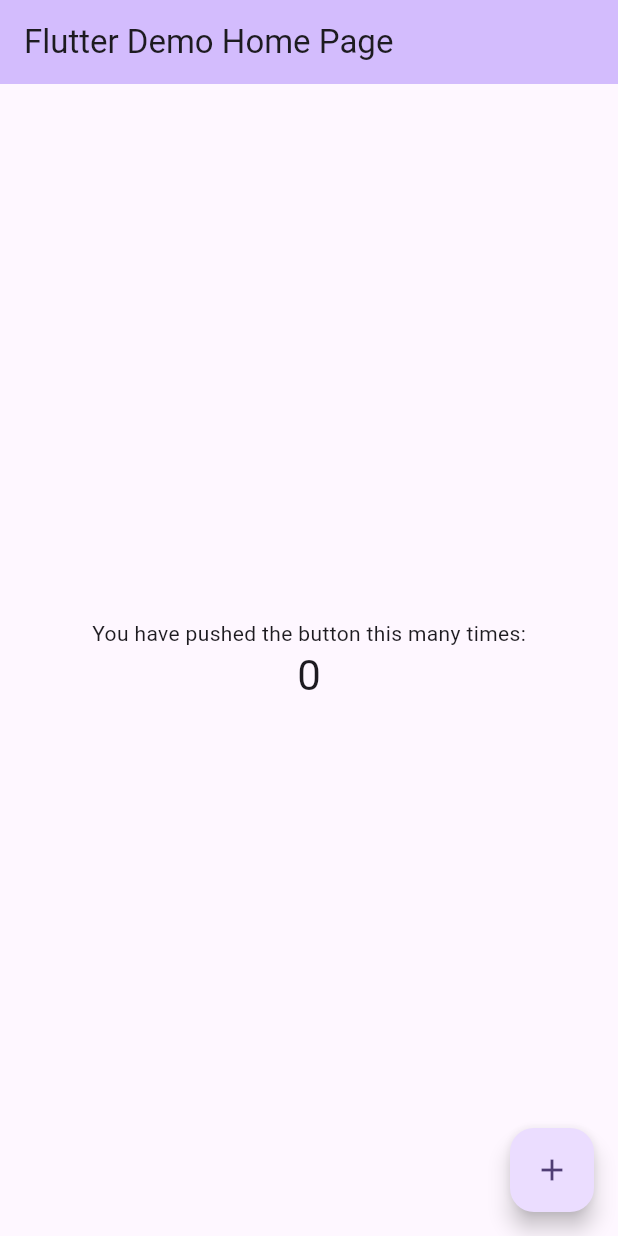
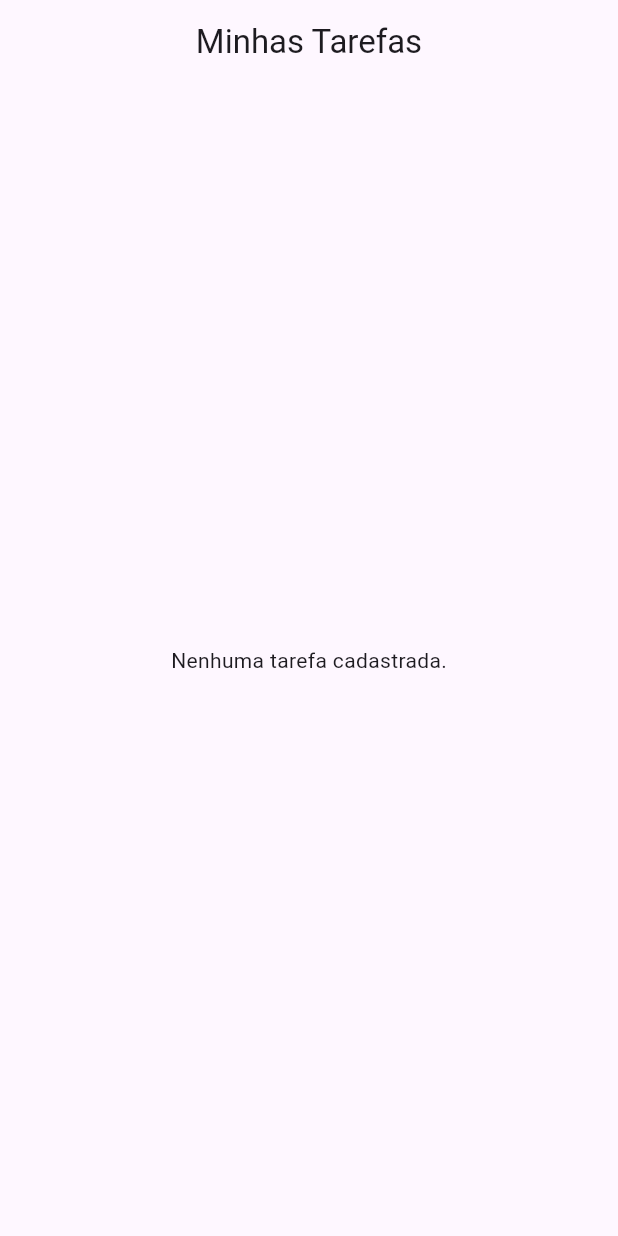
Before and after one commit to fgdamasceno/task-manager-flutter, a Flutter app: the screen it shows after launch, on a phone screen of 412 x 824 dp. Run offline on Flutter 3.47's test engine with Material 3 defaults, Android fonts, the phone set to English and light mode, and no system bars.

Commit message:
feat: implement basic home page structure

```diff
--- a/lib/main.dart
+++ b/lib/main.dart
@@ -1,122 +1,30 @@
 import 'package:flutter/material.dart';
 
 void main() {
-  runApp(const MyApp());
+  runApp(const TaskApp());
 }
 
-class MyApp extends StatelessWidget {
-  const MyApp({super.key});
+class TaskApp extends StatelessWidget {
+  const TaskApp({super.key});
 
-  // This widget is the root of your application.
   @override
   Widget build(BuildContext context) {
     return MaterialApp(
-      title: 'Flutter Demo',
-      theme: ThemeData(
-        // This is the theme of your application.
-        //
-        // TRY THIS: Try running your application with "flutter run". You'll see
-        // the application has a purple toolbar. Then, without quitting the app,
-        // try changing the seedColor in the colorScheme below to Colors.green
-        // and then invoke "hot reload" (save your changes or press the "hot
-        // reload" button in a Flutter-supported IDE, or press "r" if you used
-        // the command line to start the app).
-        //
-        // Notice that the counter didn't reset back to zero; the application
-        // state is not lost during the reload. To reset the state, use hot
-        // restart instead.
-        //
-        // This works for code too, not just values: Most code changes can be
-        // tested with just a hot reload.
-        colorScheme: .fromSeed(seedColor: Colors.deepPurple),
-      ),
-      home: const MyHomePage(title: 'Flutter Demo Home Page'),
+      title: 'Task Manager',
+      theme: ThemeData(primarySwatch: Colors.blue, useMaterial3: true),
+      home: const HomePage(),
     );
   }
 }
 
-class MyHomePage extends StatefulWidget {
-  const MyHomePage({super.key, required this.title});
-
-  // This widget is the home page of your application. It is stateful, meaning
-  // that it has a State object (defined below) that contains fields that affect
-  // how it looks.
-
-  // This class is the configuration for the state. It holds the values (in this
-  // case the title) provided by the parent (in this case the App widget) and
-  // used by the build method of the State. Fields in a Widget subclass are
-  // always marked "final".
-
-  final String title;
-
-  @override
-  State<MyHomePage> createState() => _MyHomePageState();
-}
-
-class _MyHomePageState extends State<MyHomePage> {
-  int _counter = 0;
-
-  void _incrementCounter() {
-    setState(() {
-      // This call to setState tells the Flutter framework that something has
-      // changed in this State, which causes it to rerun the build method below
-      // so that the display can reflect the updated values. If we changed
-      // _counter without calling setState(), then the build method would not be
-      // called again, and so nothing would appear to happen.
-      _counter++;
-    });
-  }
+class HomePage extends StatelessWidget {
+  const HomePage({super.key});
 
   @override
   Widget build(BuildContext context) {
-    // This method is rerun every time setState is called, for instance as done
-    // by the _incrementCounter method above.
-    //
-    // The Flutter framework has been optimized to make rerunning build methods
-    // fast, so that you can just rebuild anything that needs updating rather
-    // than having to individually change instances of widgets.
     return Scaffold(
-      appBar: AppBar(
-        // TRY THIS: Try changing the color here to a specific color (to
-        // Colors.amber, perhaps?) and trigger a hot reload to see the AppBar
-        // change color while the other colors stay the same.
-        backgroundColor: Theme.of(context).colorScheme.inversePrimary,
-        // Here we take the value from the MyHomePage object that was created by
-        // the App.build method, and use it to set our appbar title.
-        title: Text(widget.title),
-      ),
-      body: Center(
-        // Center is a layout widget. It takes a single child and positions it
-        // in the middle of the parent.
-        child: Column(
-          // Column is also a layout widget. It takes a list of children and
-          // arranges them vertically. By default, it sizes itself to fit its
-          // children horizontally, and tries to be as tall as its parent.
-          //
-          // Column has various properties to control how it sizes itself and
-          // how it positions its children. Here we use mainAxisAlignment to
-          // center the children vertically; the main axis here is the vertical
-          // axis because Columns are vertical (the cross axis would be
-          // horizontal).
-          //
-          // TRY THIS: Invoke "debug painting" (choose the "Toggle Debug Paint"
-          // action in the IDE, or press "p" in the console), to see the
-          // wireframe for each widget.
-          mainAxisAlignment: .center,
-          children: [
-            const Text('You have pushed the button this many times:'),
-            Text(
-              '$_counter',
-              style: Theme.of(context).textTheme.headlineMedium,
-            ),
-          ],
-        ),
-      ),
-      floatingActionButton: FloatingActionButton(
-        onPressed: _incrementCounter,
-        tooltip: 'Increment',
-        child: const Icon(Icons.add),
-      ),
+      appBar: AppBar(title: Text('Minhas Tarefas'), centerTitle: true),
+      body: Center(child: Text('Nenhuma tarefa cadastrada.')),
     );
   }
 }
```
